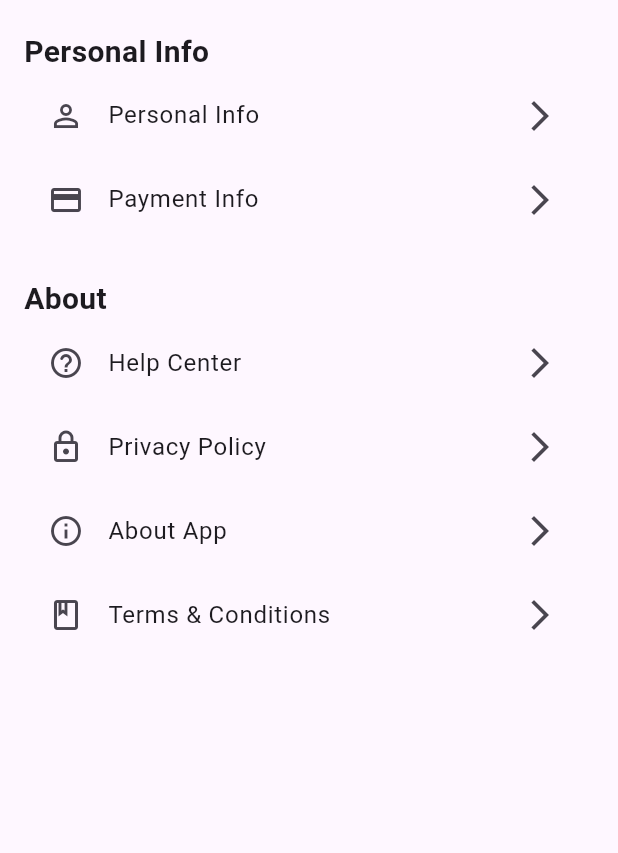
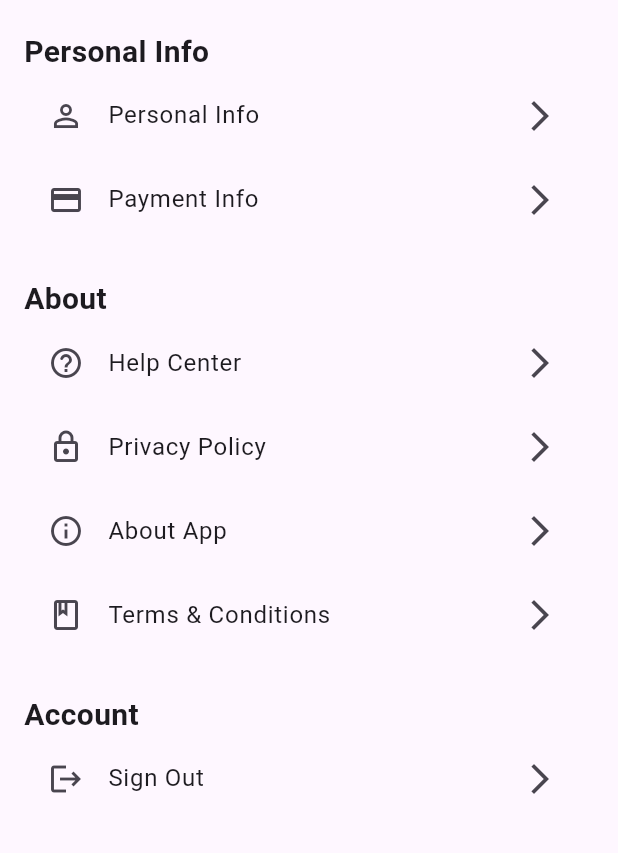
Before and after one commit to rahim-gh/GameGear, a Flutter app: the ProfileScreen screen opened by its route, on a phone screen of 412 x 824 dp, the part 213-1066 px from its top. Run offline on Flutter 3.47's test engine with Material 3 defaults, Android fonts, the phone set to English and light mode, and no system bars; our stand-ins replace cloud_firestore, firebase_auth, firebase_core, logger; accounts and stored records are empty.

Commit message:
Refactor profile screen layout and reintroduce sign-out functionality

```diff
--- a/lib/screen/profile/profile_screen.dart
+++ b/lib/screen/profile/profile_screen.dart
@@ -1,6 +1,7 @@
 import 'package:flutter/material.dart';
 import 'package:game_gear/shared/constant/app_asset.dart';
 import 'package:game_gear/shared/constant/app_color.dart';
+import 'package:game_gear/shared/service/auth_service.dart';
 import 'package:game_gear/shared/widget/appbar_widget.dart';
 import 'package:game_gear/shared/widget/settingchoice_widget.dart';
 
@@ -21,7 +22,9 @@ class _ProfileScreenState extends State<ProfileScreen> {
       body: SingleChildScrollView(
         child: Padding(
           padding: const EdgeInsets.all(16.0),
-        child: Column(crossAxisAlignment: CrossAxisAlignment.start, children: [
+          child: Column(
+            crossAxisAlignment: CrossAxisAlignment.start,
+            children: [
               Row(crossAxisAlignment: CrossAxisAlignment.center, children: [
                 SizedBox(
                   width: 70,
@@ -37,7 +40,8 @@ class _ProfileScreenState extends State<ProfileScreen> {
                   children: [
                     Text(
                       'Full Name',
-                  style: TextStyle(fontSize: 24, fontWeight: FontWeight.bold),
+                      style:
+                          TextStyle(fontSize: 24, fontWeight: FontWeight.bold),
                     ),
                     Text(
                       'contact.gamegear@gmail.com',
@@ -89,8 +93,22 @@ class _ProfileScreenState extends State<ProfileScreen> {
                 leading: Icons.book_outlined,
                 onTap: () {},
               ),
-        ]),
-      )),
+              SizedBox(height: 24),
+              Text(
+                'Account',
+                style: TextStyle(fontSize: 20, fontWeight: FontWeight.bold),
+              ),
+              SettingChoiceWidget(
+                title: 'Sign Out',
+                leading: Icons.logout,
+                onTap: () {
+                  AuthService().signOut(context);
+                },
+              ),
+            ],
+          ),
+        ),
+      ),
     );
   }
 }
```
Also changed, not shown: lib/screen/home/home_screen.dart (+1 -7 lines). Lines whose indentation alone changed are shown as unchanged.
